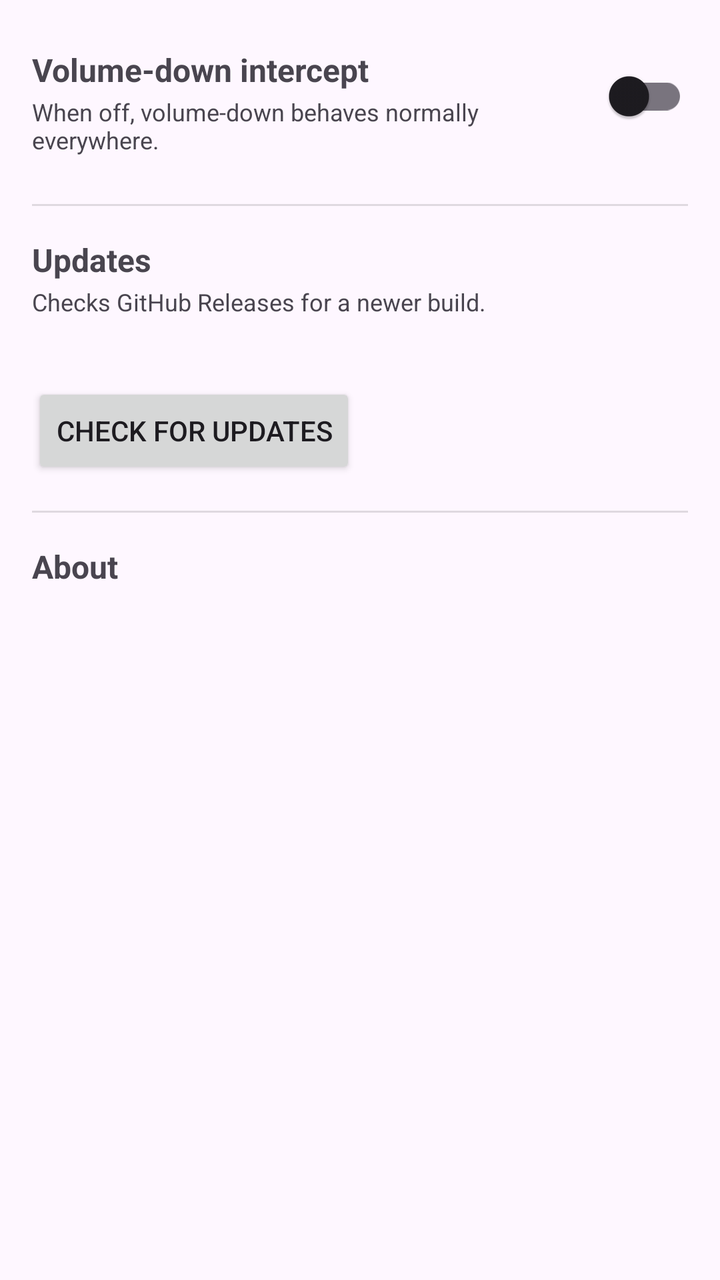
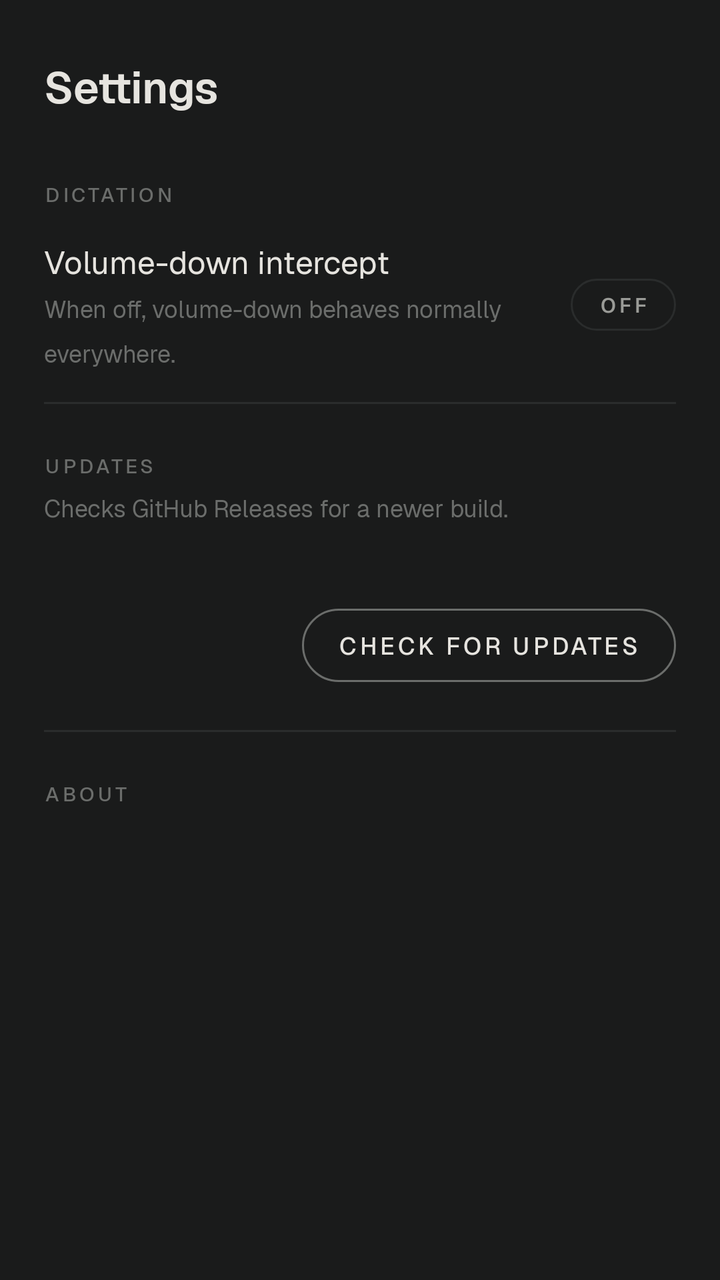

Two renders of the same Android screen: before a commit and after it. Below are the layout's source before the change and the commit's diff.
<!-- AndroidManifest.xml: application theme Theme.Mutter -->
<!-- res/layout/activity_settings.xml -->
<?xml version="1.0" encoding="utf-8"?>
<LinearLayout xmlns:android="http://schemas.android.com/apk/res/android"
    android:layout_width="match_parent"
    android:layout_height="match_parent"
    android:orientation="vertical"
    android:fitsSystemWindows="true"
    android:padding="16dp">

    <LinearLayout
        android:layout_width="match_parent"
        android:layout_height="wrap_content"
        android:orientation="horizontal"
        android:paddingVertical="8dp">

        <LinearLayout
            android:layout_width="0dp"
            android:layout_height="wrap_content"
            android:layout_weight="1"
            android:orientation="vertical">
            <TextView
                android:layout_width="match_parent"
                android:layout_height="wrap_content"
                android:text="@string/settings_intercept_enabled"
                android:textSize="16sp"
                android:textStyle="bold" />
            <TextView
                android:layout_width="match_parent"
                android:layout_height="wrap_content"
                android:text="@string/settings_intercept_enabled_desc"
                android:textSize="12sp"
                android:paddingTop="2dp" />
        </LinearLayout>

        <androidx.appcompat.widget.SwitchCompat
            android:id="@+id/toggle_intercept"
            android:layout_width="wrap_content"
            android:layout_height="wrap_content" />
    </LinearLayout>

    <View
        android:layout_width="match_parent"
        android:layout_height="1dp"
        android:layout_marginVertical="16dp"
        android:background="?android:attr/listDivider" />

    <TextView
        android:layout_width="match_parent"
        android:layout_height="wrap_content"
        android:text="@string/settings_updates"
        android:textSize="16sp"
        android:textStyle="bold" />
    <TextView
        android:layout_width="match_parent"
        android:layout_height="wrap_content"
        android:text="@string/settings_updates_desc"
        android:textSize="12sp"
        android:paddingTop="2dp" />
    <TextView
        android:id="@+id/updater_status"
        android:layout_width="match_parent"
        android:layout_height="wrap_content"
        android:paddingTop="8dp"
        android:textSize="12sp" />
    <Button
        android:id="@+id/btn_check_updates"
        android:layout_width="wrap_content"
        android:layout_height="wrap_content"
        android:layout_marginTop="8dp"
        android:text="@string/action_check_updates" />

    <View
        android:layout_width="match_parent"
        android:layout_height="1dp"
        android:layout_marginVertical="16dp"
        android:background="?android:attr/listDivider" />

    <TextView
        android:layout_width="match_parent"
        android:layout_height="wrap_content"
        android:text="@string/settings_about"
        android:textSize="16sp"
        android:textStyle="bold" />
    <TextView
        android:id="@+id/about_text"
        android:layout_width="match_parent"
        android:layout_height="wrap_content"
        android:paddingTop="4dp"
        android:textSize="12sp" />
</LinearLayout>
<!-- resources referenced by this layout -->
<resources>
  <string name="action_check_updates">Check for updates</string>
  <string name="settings_about">About</string>
  <string name="settings_intercept_enabled">Volume-down intercept</string>
  <string name="settings_intercept_enabled_desc">When off, volume-down behaves normally everywhere.</string>
  <string name="settings_updates">Updates</string>
  <string name="settings_updates_desc">Checks GitHub Releases for a newer build.</string>
  <style name="Theme.Mutter" parent="Theme.Material3.DayNight.NoActionBar">
          <item name="android:windowLightStatusBar">true</item>
      </style>
</resources>

<!-- the commit's change to res/layout/activity_settings.xml (unified diff, before → after) -->
@@ -1,89 +1,109 @@
 <?xml version="1.0" encoding="utf-8"?>
-<LinearLayout xmlns:android="http://schemas.android.com/apk/res/android"
+<FrameLayout xmlns:android="http://schemas.android.com/apk/res/android"
+    android:layout_width="match_parent"
+    android:layout_height="match_parent"
+    android:fitsSystemWindows="true">
+
+<LinearLayout
     android:layout_width="match_parent"
     android:layout_height="match_parent"
     android:orientation="vertical"
-    android:fitsSystemWindows="true"
-    android:padding="16dp">
+    android:paddingHorizontal="22dp">
+
+    <TextView
+        style="@style/Mutter.Heading"
+        android:layout_width="match_parent"
+        android:layout_height="wrap_content"
+        android:paddingTop="28dp"
+        android:text="@string/settings_title" />
+
+    
+    <TextView
+        style="@style/Mutter.Label"
+        android:layout_width="match_parent"
+        android:layout_height="wrap_content"
+        android:paddingTop="32dp"
+        android:text="@string/settings_section_dictation" />
 
     <LinearLayout
         android:layout_width="match_parent"
         android:layout_height="wrap_content"
         android:orientation="horizontal"
-        android:paddingVertical="8dp">
-
+        android:gravity="center_vertical"
+        android:paddingVertical="16dp">
         <LinearLayout
             android:layout_width="0dp"
             android:layout_height="wrap_content"
             android:layout_weight="1"
             android:orientation="vertical">
             <TextView
+                style="@style/Mutter.Body"
                 android:layout_width="match_parent"
                 android:layout_height="wrap_content"
-                android:text="@string/settings_intercept_enabled"
-                android:textSize="16sp"
-                android:textStyle="bold" />
+                android:text="@string/settings_intercept_enabled" />
             <TextView
+                style="@style/Mutter.Sub"
                 android:layout_width="match_parent"
                 android:layout_height="wrap_content"
-                android:text="@string/settings_intercept_enabled_desc"
-                android:textSize="12sp"
-                android:paddingTop="2dp" />
+                android:paddingTop="4dp"
+                android:text="@string/settings_intercept_enabled_desc" />
         </LinearLayout>
-
-        <androidx.appcompat.widget.SwitchCompat
+        <ToggleButton
             android:id="@+id/toggle_intercept"
+            style="@style/Mutter.Toggle"
             android:layout_width="wrap_content"
-            android:layout_height="wrap_content" />
+            android:layout_height="wrap_content"
+            android:layout_marginStart="16dp"
+            android:textOn="@string/toggle_on"
+            android:textOff="@string/toggle_off" />
     </LinearLayout>
 
-    <View
-        android:layout_width="match_parent"
-        android:layout_height="1dp"
-        android:layout_marginVertical="16dp"
-        android:background="?android:attr/listDivider" />
+    <View style="@style/Mutter.Hairline" />
 
+    
     <TextView
+        style="@style/Mutter.Label"
         android:layout_width="match_parent"
         android:layout_height="wrap_content"
-        android:text="@string/settings_updates"
-        android:textSize="16sp"
-        android:textStyle="bold" />
+        android:paddingTop="24dp"
+        android:text="@string/settings_updates" />
     <TextView
+        style="@style/Mutter.Sub"
         android:layout_width="match_parent"
         android:layout_height="wrap_content"
-        android:text="@string/settings_updates_desc"
-        android:textSize="12sp"
-        android:paddingTop="2dp" />
+        android:paddingTop="6dp"
+        android:text="@string/settings_updates_desc" />
     <TextView
         android:id="@+id/updater_status"
+        style="@style/Mutter.Sub"
         android:layout_width="match_parent"
         android:layout_height="wrap_content"
-        android:paddingTop="8dp"
-        android:textSize="12sp" />
+        android:paddingTop="12dp"
+        android:textColor="@color/text_dim" />
     <Button
         android:id="@+id/btn_check_updates"
         android:layout_width="wrap_content"
         android:layout_height="wrap_content"
-        android:layout_marginTop="8dp"
+        android:layout_gravity="end"
+        android:layout_marginTop="14dp"
+        android:layout_marginBottom="24dp"
         android:text="@string/action_check_updates" />
 
-    <View
-        android:layout_width="match_parent"
-        android:layout_height="1dp"
-        android:layout_marginVertical="16dp"
-        android:background="?android:attr/listDivider" />
+    <View style="@style/Mutter.Hairline" />
 
+    
     <TextView
+        style="@style/Mutter.Label"
         android:layout_width="match_parent"
         android:layout_height="wrap_content"
-        android:text="@string/settings_about"
-        android:textSize="16sp"
-        android:textStyle="bold" />
+        android:paddingTop="24dp"
+        android:text="@string/settings_about" />
     <TextView
         android:id="@+id/about_text"
+        style="@style/Mutter.Sub"
         android:layout_width="match_parent"
         android:layout_height="wrap_content"
-        android:paddingTop="4dp"
-        android:textSize="12sp" />
+        android:paddingTop="8dp"
+        android:textColor="@color/text_dim" />
 </LinearLayout>
+</FrameLayout>
<!-- resource entries referenced after the edit -->
@@ -1,13 +1,77 @@
 <!-- resources referenced by this layout -->
 <resources>
+  <color name="text_dim">#9A9B97</color>
   <string name="action_check_updates">Check for updates</string>
   <string name="settings_about">About</string>
   <string name="settings_intercept_enabled">Volume-down intercept</string>
   <string name="settings_intercept_enabled_desc">When off, volume-down behaves normally everywhere.</string>
+  <string name="settings_section_dictation">Dictation</string>
+  <string name="settings_title">Settings</string>
   <string name="settings_updates">Updates</string>
   <string name="settings_updates_desc">Checks GitHub Releases for a newer build.</string>
-  <style name="Theme.Mutter" parent="Theme.Material3.DayNight.NoActionBar">
-          <item name="android:windowLightStatusBar">true</item>
+  <string name="toggle_off">Off</string>
+  <string name="toggle_on">On</string>
+  <style name="Mutter.Body" parent="">
+          <item name="android:fontFamily">@font/geist_regular</item>
+          <item name="android:textSize">16sp</item>
+          <item name="android:textColor">@color/text</item>
+          <item name="android:lineSpacingMultiplier">1.3</item>
       </style>
+  <style name="Mutter.Hairline" parent="">
+          <item name="android:layout_width">match_parent</item>
+          <item name="android:layout_height">1dp</item>
+          <item name="android:background">@color/hairline</item>
+      </style>
+  <style name="Mutter.Heading" parent="">
+          <item name="android:fontFamily">@font/geist_semibold</item>
+          <item name="android:textSize">22sp</item>
+          <item name="android:letterSpacing">-0.01</item>
+          <item name="android:textColor">@color/text</item>
+      </style>
+  <style name="Mutter.Label" parent="">
+          <item name="android:fontFamily">@font/geist_medium</item>
+          <item name="android:textSize">10sp</item>
+          <item name="android:letterSpacing">0.16</item>
+          <item name="android:textAllCaps">true</item>
+          <item name="android:textColor">@color/text_muted</item>
+      </style>
+  <style name="Mutter.Sub" parent="">
+          <item name="android:fontFamily">@font/geist_regular</item>
+          <item name="android:textSize">12sp</item>
+          <item name="android:textColor">@color/text_muted</item>
+          <item name="android:lineSpacingMultiplier">1.4</item>
+      </style>
+  <style name="Theme.Mutter" parent="Theme.AppCompat.NoActionBar">
+          <item name="android:windowBackground">@color/bg</item>
+          <item name="android:statusBarColor">@color/bg</item>
+          <item name="android:navigationBarColor">@color/bg</item>
+          <item name="android:windowLightStatusBar">false</item>
+          <item name="android:textColorPrimary">@color/text</item>
+          <item name="android:textColorSecondary">@color/text_dim</item>
+          <item name="colorAccent">@color/text</item>
+          <item name="android:colorEdgeEffect">@color/hairline</item>
+          <item name="buttonStyle">@style/Mutter.Button</item>
+          <item name="android:buttonStyle">@style/Mutter.Button</item>
+      </style>
+  <color name="text">#E6E4DF</color>
+  <color name="hairline">#2A2C2C</color>
+  <color name="text_muted">#6B6D6B</color>
+  <!-- drawable toggle_pill (drawable) -->
+  <?xml version="1.0" encoding="utf-8"?>
+  <selector xmlns:android="http://schemas.android.com/apk/res/android">
+      <item android:state_checked="true">
+          <shape android:shape="rectangle">
+              <corners android:radius="999dp" />
+              <solid android:color="@color/text" />
+          </shape>
+      </item>
+      <item>
+          <shape android:shape="rectangle">
+              <corners android:radius="999dp" />
+              <stroke android:width="1dp" android:color="@color/hairline" />
+          </shape>
+      </item>
+  </selector>
+  <color name="bg">#1A1B1B</color>
 </resources>
 
